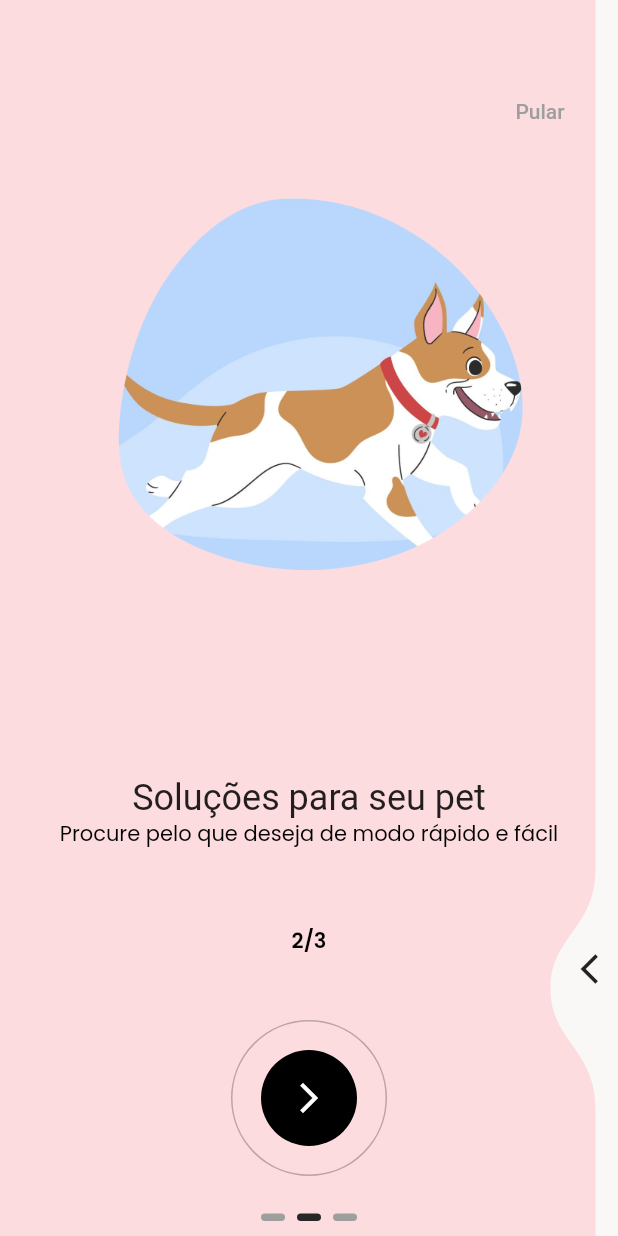
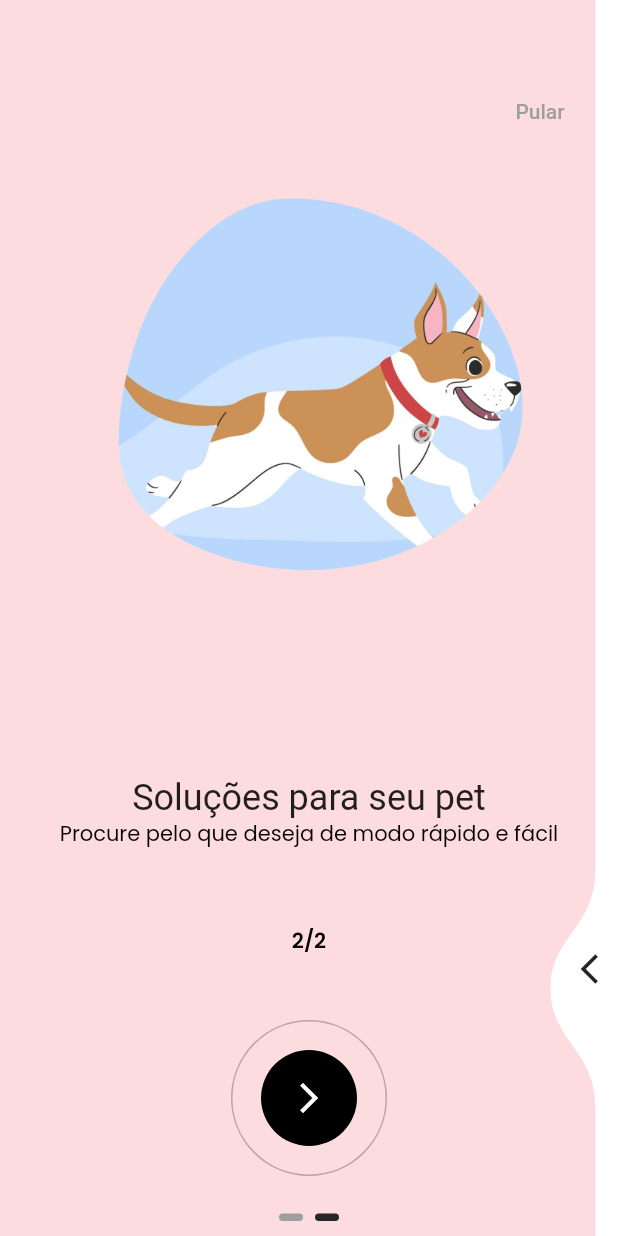
Before and after one commit to vinny0965/flutter-pet-shop-project, a Flutter app: the OnBoardingScreen screen opened directly, swiped to page 2, on a phone screen of 412 x 824 dp. Run offline on Flutter 3.47's test engine with Material 2 defaults, Android fonts, the phone set to English and light mode, and no system bars; drawn by our look-alikes of liquid_swipe, smooth_page_indicator; our stand-ins replace get, google_fonts, otp_text_field; project files that could hold a hidden picture were left out.

Commit message:
alteracoes na tela onboarding e ativacao da tela

```diff
--- a/flutter_ui/lib/src/common_widgets/fade_in_animation/fade_in_animation_controller.dart
+++ b/flutter_ui/lib/src/common_widgets/fade_in_animation/fade_in_animation_controller.dart
@@ -12,7 +12,7 @@ class FadeInAnimationController extends GetxController {
     await Future.delayed(Duration(milliseconds: 5000));
     animate.value = false;
     await Future.delayed(Duration(milliseconds: 2000));
-    Get.offAll(() => const Welcome());
+    Get.offAll(() => OnBoardingScreen());
     // Navigator.pushReplacement(
     //     cont'ext, MaterialPageRoute(builder: (context) => Welcome()));
   }
--- a/flutter_ui/lib/src/constants/text_strings.dart
+++ b/flutter_ui/lib/src/constants/text_strings.dart
@@ -19,9 +19,9 @@ const String tOnBoardingSubtitle2 =
     "Procure pelo que deseja de modo rápido e fácil";
 const String tOnBoardingSubtitle3 =
     "Estamos disponíveis também para lhe ouvir e atender melhor";
-const String tOnBoardingCounter1 = "1/3";
-const String tOnBoardingCounter2 = "2/3";
-const String tOnBoardingCounter3 = "3/3";
+const String tOnBoardingCounter1 = "1/2";
+const String tOnBoardingCounter2 = "2/2";
+const String tOnBoardingCounter3 = "3/2";
 
 //--texto da tela de bem vindo
 
--- a/flutter_ui/lib/src/features/authentication/controllers/on_boarding_controller.dart
+++ b/flutter_ui/lib/src/features/authentication/controllers/on_boarding_controller.dart
@@ -1,5 +1,7 @@
+import 'package:flutter_ui/src/common_widgets/fade_in_animation/fade_in_animation_controller.dart';
 import 'package:flutter_ui/src/constants/color.dart';
 import 'package:flutter_ui/src/constants/text_strings.dart';
+import 'package:get/get.dart';
 import 'package:get/state_manager.dart';
 import 'package:liquid_swipe/PageHelpers/LiquidController.dart';
 
@@ -9,7 +11,6 @@ import '../screens/on_boarding/on_boarding_page_widget.dart';
 
 class OnBoardingController extends GetxController {
   final controller = LiquidController();
-
   RxInt currentPage = 0.obs;
 
   final pages = [
@@ -27,13 +28,6 @@ class OnBoardingController extends GetxController {
             subTitle: tOnBoardingSubtitle2,
             counterText: tOnBoardingCounter2,
             bgColor: tOnBoardingPage2Color)),
-    OnBoardingPageWidget(
-        model: OnBoardingModel(
-            image: tOnBoardingImage3,
-            title: tOnBoardingTitle3,
-            subTitle: tOnBoardingSubtitle3,
-            counterText: tOnBoardingCounter3,
-            bgColor: tOnBoardingPage3Color))
   ];
 
   onPageChangeCallback(int activePageIndex) {
@@ -41,7 +35,7 @@ class OnBoardingController extends GetxController {
   }
 
   skip() {
-    controller.jumpToPage(page: 2);
+    controller.jumpToPage(page: 1);
   }
 
   animateToNextSlide() {
--- a/flutter_ui/lib/src/features/authentication/screens/on_boarding/on_boarding_screen.dart
+++ b/flutter_ui/lib/src/features/authentication/screens/on_boarding/on_boarding_screen.dart
@@ -1,6 +1,7 @@
 import 'package:flutter/material.dart';
 import 'package:flutter/src/widgets/container.dart';
 import 'package:flutter/src/widgets/framework.dart';
+import 'package:flutter_ui/src/common_widgets/fade_in_animation/fade_in_animation_controller.dart';
 import 'package:flutter_ui/src/constants/color.dart';
 import 'package:flutter_ui/src/constants/image_strings.dart';
 import 'package:flutter_ui/src/constants/sizes.dart';
@@ -8,7 +9,10 @@ import 'package:flutter_ui/src/constants/text_strings.dart';
 import 'package:flutter_ui/src/features/authentication/controllers/on_boarding_controller.dart';
 import 'package:flutter_ui/src/features/authentication/models/model_on_boarding.dart';
 import 'package:flutter_ui/src/features/authentication/screens/on_boarding/on_boarding_page_widget.dart';
+import 'package:flutter_ui/src/features/authentication/screens/welcome/welcome.dart';
+import 'package:get/get.dart';
 import 'package:get/get_state_manager/src/rx_flutter/rx_obx_widget.dart';
+import 'package:get/route_manager.dart';
 import 'package:liquid_swipe/liquid_swipe.dart';
 import 'package:smooth_page_indicator/smooth_page_indicator.dart';
 
@@ -54,7 +58,8 @@ class OnBoardingScreen extends StatelessWidget {
               top: 50,
               right: 20,
               child: TextButton(
-                onPressed: () => obController.skip(),
+                onPressed: () => Get.offAll(Welcome()),
+                // onPressed: () => obController.skip(),
                 child: const Text(
                   "Pular",
                   style: TextStyle(color: Colors.grey),
@@ -64,7 +69,7 @@ class OnBoardingScreen extends StatelessWidget {
             () => Positioned(
               bottom: 10,
               child: AnimatedSmoothIndicator(
-                count: 3,
+                count: 2,
                 activeIndex: obController.currentPage.value,
                 effect: const WormEffect(
                     activeDotColor: Color(0xff272727), dotHeight: 5.0),
```
